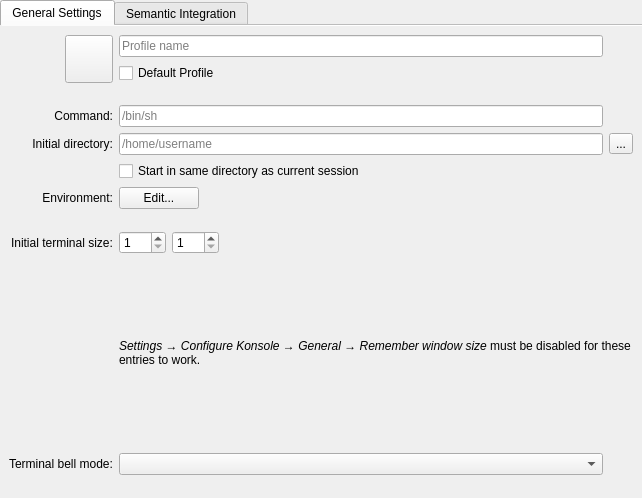
This is src/widgets/EditProfileGeneralPage.ui in KDE/konsole as Qt 5 draws it before an edit. The edited form follows.
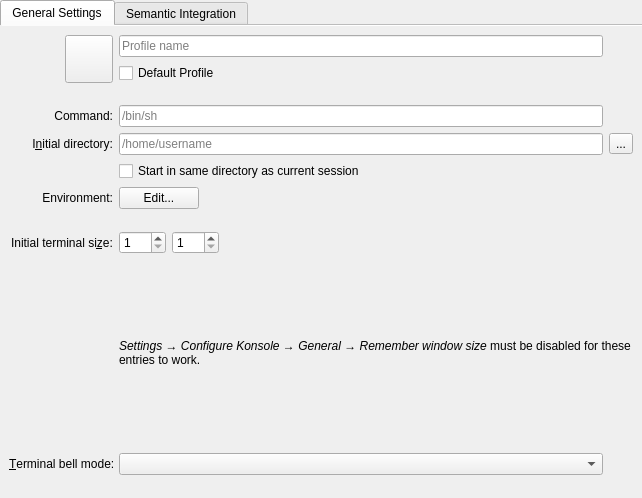
This is the edited form. Custom widgets are drawn as their Qt base class.

Patch:
```diff
--- a/src/widgets/EditProfileGeneralPage.ui
+++ b/src/widgets/EditProfileGeneralPage.ui
@@ -154,7 +154,7 @@
           </sizepolicy>
          </property>
          <property name="text">
-          <string>Initial directory:</string>
+          <string>I&amp;nitial directory:</string>
          </property>
          <property name="alignment">
           <set>Qt::AlignRight|Qt::AlignTrailing|Qt::AlignVCenter</set>
@@ -268,7 +268,7 @@
           </sizepolicy>
          </property>
          <property name="text">
-          <string>Initial terminal size:</string>
+          <string>Initial terminal si&amp;ze:</string>
          </property>
          <property name="buddy">
           <cstring>terminalColumnsEntry</cstring>
@@ -356,7 +356,7 @@
        <item row="10" column="0" alignment="Qt::AlignRight">
         <widget class="QLabel" name="terminalBellLabel">
          <property name="text">
-          <string>Terminal bell mode:</string>
+          <string>&amp;Terminal bell mode:</string>
          </property>
          <property name="buddy">
           <cstring>terminalBellCombo</cstring>
```
Left out of the diff: 64 changed lines with no effect on the pictures. Lines whose indentation alone changed are shown as unchanged.
